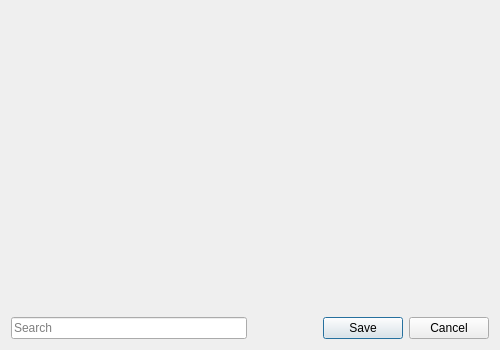
First picture: the form in columnsdialog.ui, repository Kuszki/EW-Database, before the edit.
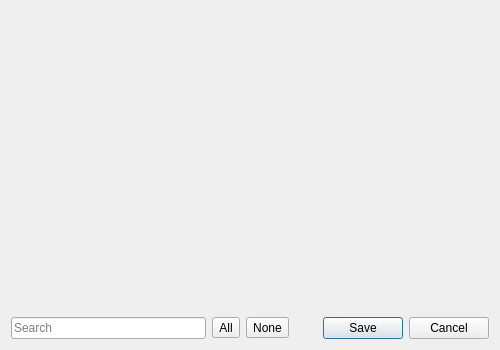
Second picture: the form after the edit. Icons and pictures are not drawn.

The edit to the form file:
```diff
--- a/columnsdialog.ui
+++ b/columnsdialog.ui
@@ -18,27 +18,7 @@
     <normaloff>.</normaloff>.</iconset>
   </property>
   <layout class="QGridLayout" name="gridLayout">
-   <item row="1" column="0">
-    <widget class="QLineEdit" name="searchEdit">
-     <property name="placeholderText">
-      <string>Search</string>
-     </property>
-     <property name="clearButtonEnabled">
-      <bool>true</bool>
-     </property>
-    </widget>
-   </item>
-   <item row="1" column="1">
-    <widget class="QDialogButtonBox" name="buttonBox">
-     <property name="orientation">
-      <enum>Qt::Horizontal</enum>
-     </property>
-     <property name="standardButtons">
-      <set>QDialogButtonBox::Cancel|QDialogButtonBox::Save</set>
-     </property>
-    </widget>
-   </item>
-   <item row="0" column="0" colspan="2">
+   <item row="0" column="0" colspan="4">
     <widget class="QScrollArea" name="itemsScrool">
      <property name="frameShape">
       <enum>QFrame::NoFrame</enum>
@@ -62,6 +42,48 @@
      </widget>
     </widget>
    </item>
+   <item row="1" column="0">
+    <widget class="QLineEdit" name="searchEdit">
+     <property name="placeholderText">
+      <string>Search</string>
+     </property>
+     <property name="clearButtonEnabled">
+      <bool>true</bool>
+     </property>
+    </widget>
+   </item>
+   <item row="1" column="1">
+    <widget class="QToolButton" name="selectButton">
+     <property name="text">
+      <string>All</string>
+     </property>
+     <property name="icon">
+      <iconset theme="list-add">
+       <normaloff>.</normaloff>.</iconset>
+     </property>
+    </widget>
+   </item>
+   <item row="1" column="2">
+    <widget class="QToolButton" name="unselectButton">
+     <property name="text">
+      <string>None</string>
+     </property>
+     <property name="icon">
+      <iconset theme="list-remove">
+       <normaloff>.</normaloff>.</iconset>
+     </property>
+    </widget>
+   </item>
+   <item row="1" column="3">
+    <widget class="QDialogButtonBox" name="buttonBox">
+     <property name="orientation">
+      <enum>Qt::Horizontal</enum>
+     </property>
+     <property name="standardButtons">
+      <set>QDialogButtonBox::Cancel|QDialogButtonBox::Save</set>
+     </property>
+    </widget>
+   </item>
   </layout>
  </widget>
  <tabstops>
```
Left out of the diff: 52 changed lines with no effect on the pictures.
